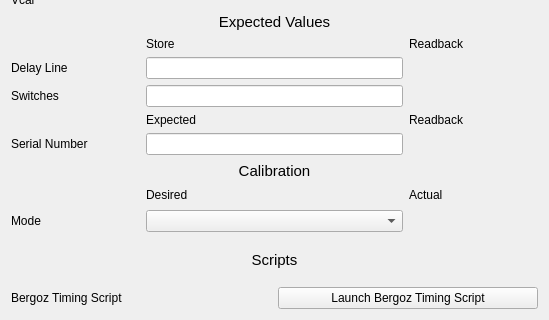
slaclab/BunchChargeMonitor, file bcmApp/ui/bergozMain.ui: the form before one commit; both pictures show x 0 to 549 and y 195 to 515 of the 549 by 515 pixel window.
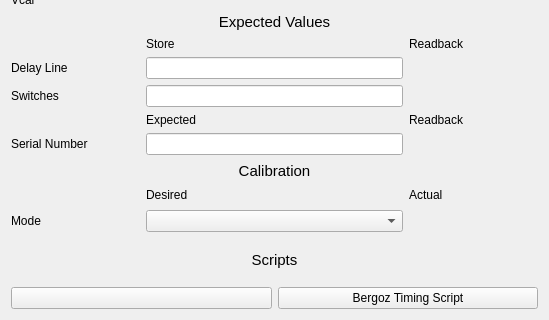
The form after the commit. Custom widgets are drawn as their Qt base class.

Commit message: Updated screen to suport the setting of the bergoz timing delay

Diff of the .ui file:
```diff
--- a/bcmApp/ui/bergozMain.ui
+++ b/bcmApp/ui/bergozMain.ui
@@ -370,20 +370,13 @@
      </item>
      <item>
       <layout class="QGridLayout" name="gridLayout_5">
-       <item row="0" column="0">
-        <widget class="QLabel" name="label_21">
-         <property name="text">
-          <string>Bergoz Timing Script</string>
-         </property>
-        </widget>
-       </item>
        <item row="0" column="1">
         <widget class="PyDMShellCommand" name="PyDMShellCommand">
          <property name="toolTip">
           <string/>
          </property>
          <property name="text">
-          <string>Launch Bergoz Timing Script</string>
+          <string>Bergoz Timing Script</string>
          </property>
          <property name="commands" stdset="0">
           <stringlist>
@@ -393,6 +386,13 @@
          </property>
         </widget>
        </item>
+       <item row="0" column="0">
+        <widget class="PyDMShellCommand" name="PyDMShellCommand_2">
+         <property name="toolTip">
+          <string/>
+         </property>
+        </widget>
+       </item>
       </layout>
      </item>
     </layout>
```
Left out of the diff: 3 changed lines with no effect on the pictures.
